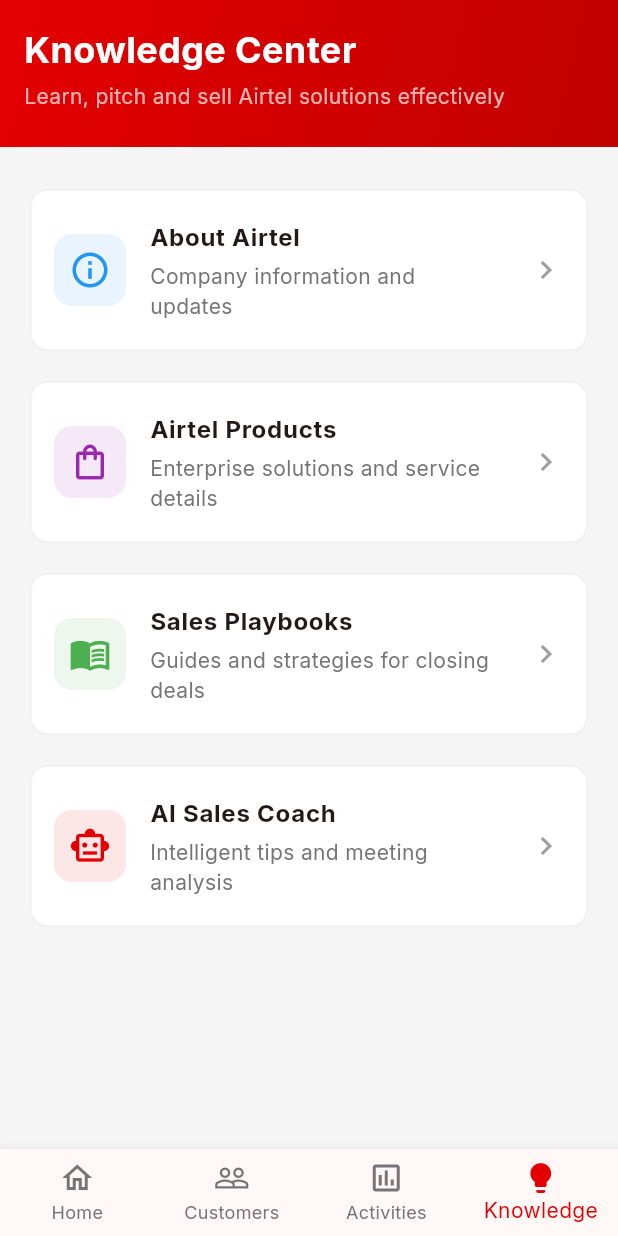
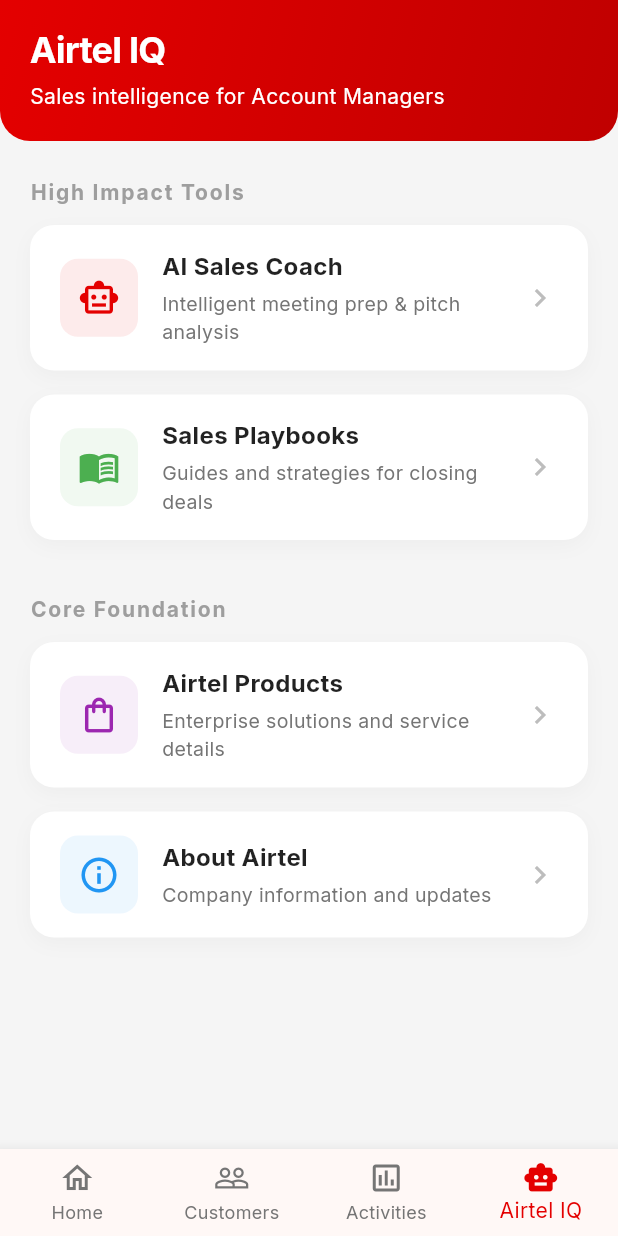
Before and after one commit to Prxtam/Airtel-Nexus, a Flutter app: the KnowledgeScreen screen opened by its route, on a phone screen of 412 x 824 dp. Run offline on Flutter 3.47's test engine with Material 3 defaults, Android fonts, the phone set to English and light mode, and no system bars; our stand-ins replace dio, flutter_local_notifications, flutter_riverpod, flutter_secure_storage, gap, go_router and 2 more; accounts and stored records are empty; network calls fail.

Commit message:
First phase of transforming Airtel IQ

```diff
--- a/frontend/lib/core/views/app_shell.dart
+++ b/frontend/lib/core/views/app_shell.dart
@@ -40,9 +40,9 @@
             label: 'Activities',
           ),
           BottomNavigationBarItem(
-            icon: Icon(Icons.lightbulb_outline),
-            activeIcon: Icon(Icons.lightbulb),
-            label: 'Knowledge',
+            icon: Icon(Icons.smart_toy_outlined),
+            activeIcon: Icon(Icons.smart_toy),
+            label: 'Airtel IQ',
           ),
         ],
       ),
--- a/frontend/lib/core/widgets/app_drawer.dart
+++ b/frontend/lib/core/widgets/app_drawer.dart
@@ -124,19 +124,11 @@
           // 3. Sales Tools
           _buildSectionHeader('Sales Tools'),
           _buildDrawerItem(
-            icon: Icons.lightbulb_outline,
-            title: 'Knowledge Center',
-            onTap: () {
-              Navigator.pop(context);
-              context.push('/knowledge');
-            },
-          ),
-          _buildDrawerItem(
             icon: Icons.smart_toy_outlined,
             title: 'Airtel IQ',
             onTap: () {
               Navigator.pop(context);
-              _showComingSoonPhase8B(context, 'Airtel IQ');
+              context.push('/knowledge');
             },
           ),
           _buildDrawerItem(
--- a/frontend/lib/features/knowledge/views/knowledge_screen.dart
+++ b/frontend/lib/features/knowledge/views/knowledge_screen.dart
@@ -14,17 +14,44 @@
           _buildHeader(context),
           Expanded(
             child: SingleChildScrollView(
-              padding: const EdgeInsets.all(16.0),
+              padding: const EdgeInsets.symmetric(horizontal: 20.0, vertical: 24.0),
               child: Column(
                 crossAxisAlignment: CrossAxisAlignment.stretch,
                 children: [
-                  const SizedBox(height: 8),
+                  const Text(
+                    'High Impact Tools',
+                    style: TextStyle(
+                      fontSize: 14,
+                      fontWeight: FontWeight.bold,
+                      color: Colors.grey,
+                      letterSpacing: 1.2,
+                    ),
+                  ),
+                  const SizedBox(height: 12),
                   _buildKnowledgeCategory(
                     context: context,
-                    icon: Icons.info_outline,
-                    title: 'About Airtel',
-                    subtitle: 'Company information and updates',
-                    color: Colors.blue,
+                    icon: Icons.smart_toy_outlined,
+                    title: 'AI Sales Coach',
+                    subtitle: 'Intelligent meeting prep & pitch analysis',
+                    color: AppConstants.primaryColor,
+                  ),
+                  const SizedBox(height: 12),
+                  _buildKnowledgeCategory(
+                    context: context,
+                    icon: Icons.menu_book_outlined,
+                    title: 'Sales Playbooks',
+                    subtitle: 'Guides and strategies for closing deals',
+                    color: Colors.green,
+                  ),
+                  const SizedBox(height: 32),
+                  const Text(
+                    'Core Foundation',
+                    style: TextStyle(
+                      fontSize: 14,
+                      fontWeight: FontWeight.bold,
+                      color: Colors.grey,
+                      letterSpacing: 1.2,
+                    ),
                   ),
                   const SizedBox(height: 12),
                   _buildKnowledgeCategory(
@@ -37,19 +64,12 @@
                   const SizedBox(height: 12),
                   _buildKnowledgeCategory(
                     context: context,
-                    icon: Icons.menu_book_outlined,
-                    title: 'Sales Playbooks',
-                    subtitle: 'Guides and strategies for closing deals',
-                    color: Colors.green,
+                    icon: Icons.info_outline,
+                    title: 'About Airtel',
+                    subtitle: 'Company information and updates',
+                    color: Colors.blue,
                   ),
-                  const SizedBox(height: 12),
-                  _buildKnowledgeCategory(
-                    context: context,
-                    icon: Icons.smart_toy_outlined,
-                    title: 'AI Sales Coach',
-                    subtitle: 'Intelligent tips and meeting analysis',
-                    color: AppConstants.primaryColor,
-                  ),
+                  const SizedBox(height: 24),
                 ],
               ),
             ),
@@ -62,30 +82,36 @@
   Widget _buildHeader(BuildContext context) {
     return Container(
       width: double.infinity,
-      padding: EdgeInsets.fromLTRB(16, MediaQuery.of(context).padding.top + 16, 16, 24),
+      padding: EdgeInsets.fromLTRB(20, MediaQuery.of(context).padding.top + 16, 20, 20),
       decoration: const BoxDecoration(
         gradient: LinearGradient(
           colors: [AppConstants.primaryColor, Color(0xFFC00000)],
           begin: Alignment.topLeft,
           end: Alignment.bottomRight,
         ),
+        borderRadius: BorderRadius.only(
+          bottomLeft: Radius.circular(20),
+          bottomRight: Radius.circular(20),
+        ),
       ),
       child: Column(
         crossAxisAlignment: CrossAxisAlignment.start,
         children: const [
           Text(
-            'Knowledge Center',
-            style: TextStyle(color: Colors.white, fontSize: 24, fontWeight: FontWeight.bold),
+            'Airtel IQ',
+            style: TextStyle(color: Colors.white, fontSize: 24, fontWeight: FontWeight.w700, letterSpacing: -0.5),
           ),
           SizedBox(height: 4),
           Text(
-            'Learn, pitch and sell Airtel solutions effectively',
-            style: TextStyle(color: Colors.white70, fontSize: 14),
+            'Sales intelligence for Account Managers',
+            style: TextStyle(color: Colors.white, fontSize: 14, fontWeight: FontWeight.w400),
           ),
         ],
       ),
     );
   }
+
+
 
   Widget _buildKnowledgeCategory({
     required BuildContext context,
@@ -94,32 +120,23 @@
     required String subtitle,
     required Color color,
   }) {
-    return Card(
-      elevation: 0,
+    return Container(
+      margin: const EdgeInsets.only(bottom: 4),
+      decoration: BoxDecoration(
         color: Colors.white,
-      shape: RoundedRectangleBorder(
-        borderRadius: BorderRadius.circular(12),
-        side: BorderSide(color: Colors.grey.shade200),
+        borderRadius: BorderRadius.circular(16),
+        boxShadow: [
+          BoxShadow(
+            color: Colors.black.withValues(alpha: 0.03),
+            blurRadius: 10,
+            offset: const Offset(0, 4),
           ),
-      child: ListTile(
-        contentPadding: const EdgeInsets.symmetric(horizontal: 16, vertical: 12),
-        leading: Container(
-          padding: const EdgeInsets.all(10),
-          decoration: BoxDecoration(
-            color: color.withValues(alpha: 0.1),
-            borderRadius: BorderRadius.circular(12),
+        ],
       ),
-          child: Icon(icon, color: color, size: 28),
-        ),
-        title: Text(
-          title,
-          style: const TextStyle(fontWeight: FontWeight.bold, fontSize: 16),
-        ),
-        subtitle: Padding(
-          padding: const EdgeInsets.only(top: 4),
-          child: Text(subtitle, style: TextStyle(color: Colors.grey.shade600)),
-        ),
-        trailing: const Icon(Icons.chevron_right, color: Colors.grey),
+      child: Material(
+        color: Colors.transparent,
+        child: InkWell(
+          borderRadius: BorderRadius.circular(16),
           onTap: () {
             if (title == 'Airtel Products') {
               context.push('/airtel-iq/products');
@@ -133,6 +150,40 @@
               );
             }
           },
+          child: Padding(
+            padding: const EdgeInsets.symmetric(horizontal: 20, vertical: 16),
+            child: Row(
+              children: [
+                Container(
+                  padding: const EdgeInsets.all(12),
+                  decoration: BoxDecoration(
+                    color: color.withValues(alpha: 0.08),
+                    borderRadius: BorderRadius.circular(12),
+                  ),
+                  child: Icon(icon, color: color, size: 28),
+                ),
+                const SizedBox(width: 16),
+                Expanded(
+                  child: Column(
+                    crossAxisAlignment: CrossAxisAlignment.start,
+                    children: [
+                      Text(
+                        title,
+                        style: const TextStyle(fontWeight: FontWeight.w700, fontSize: 16, color: Colors.black87),
+                      ),
+                      const SizedBox(height: 4),
+                      Text(
+                        subtitle,
+                        style: TextStyle(color: Colors.grey.shade600, fontSize: 13),
+                      ),
+                    ],
+                  ),
+                ),
+                Icon(Icons.chevron_right, color: Colors.grey.shade400),
+              ],
+            ),
+          ),
+        ),
       ),
     );
   }
```
Lines whose indentation alone changed are shown as unchanged.
